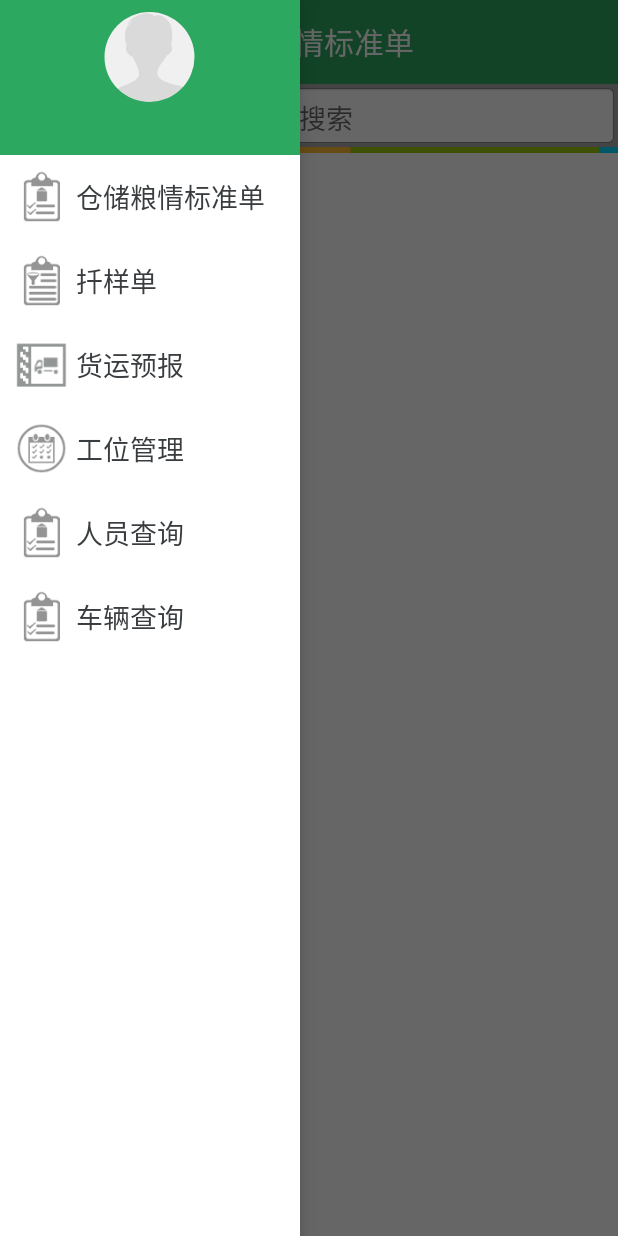
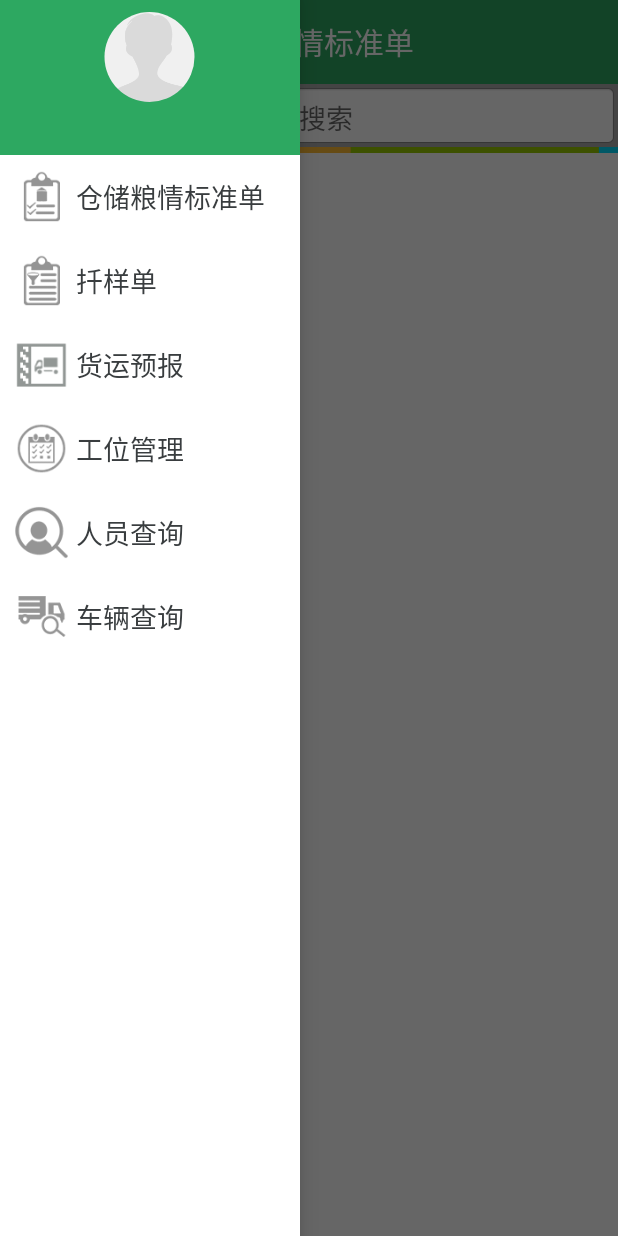
Before and after one commit to cd-hxqh/LiangQingProject, an Android app: the MainActivity screen opened directly, with no data from a screen before it, on a phone screen of 412 x 824 dp. Run offline under Robolectric (Android 15) with nearby library versions, the phone set to English and light mode, and no system bars; our stand-ins replace CircleImageView; libraries missing offline, so code that uses them is left out: com.loopj.android; 6 statements that could not run were skipped.

Commit message:
提交代码30

```diff
--- a/app/src/main/java/com/zcl/hxqh/liangqingmanagement/adapter/DrawerAdapter.java
+++ b/app/src/main/java/com/zcl/hxqh/liangqingmanagement/adapter/DrawerAdapter.java
@@ -23,9 +23,9 @@ public class DrawerAdapter extends BaseAdapter {
             R.drawable.ic_chlq,
             R.drawable.ic_qyd,
             R.drawable.ic_hyyb,
-            R.drawable.ic_n_wtline
-//            R.drawable.ic_person,
-//            R.drawable.ic_car
+            R.drawable.ic_n_wtline,
+            R.drawable.ic_person,
+            R.drawable.ic_car
     };
 
     public DrawerAdapter(Context context) {
--- a/app/src/main/res/values-w820dp/strings_array.xml
+++ b/app/src/main/res/values-w820dp/strings_array.xml
@@ -5,8 +5,8 @@
         <item>扦样单</item>
         <item>货运预报</item>
         <item>工位管理</item>
-        <!--<item>人员查询</item>-->
-        <!--<item>车辆查询</item>-->
+        <item>人员查询</item>
+        <item>车辆查询</item>
     </string-array>
 
     <string-array name="xxz_titles">
```
